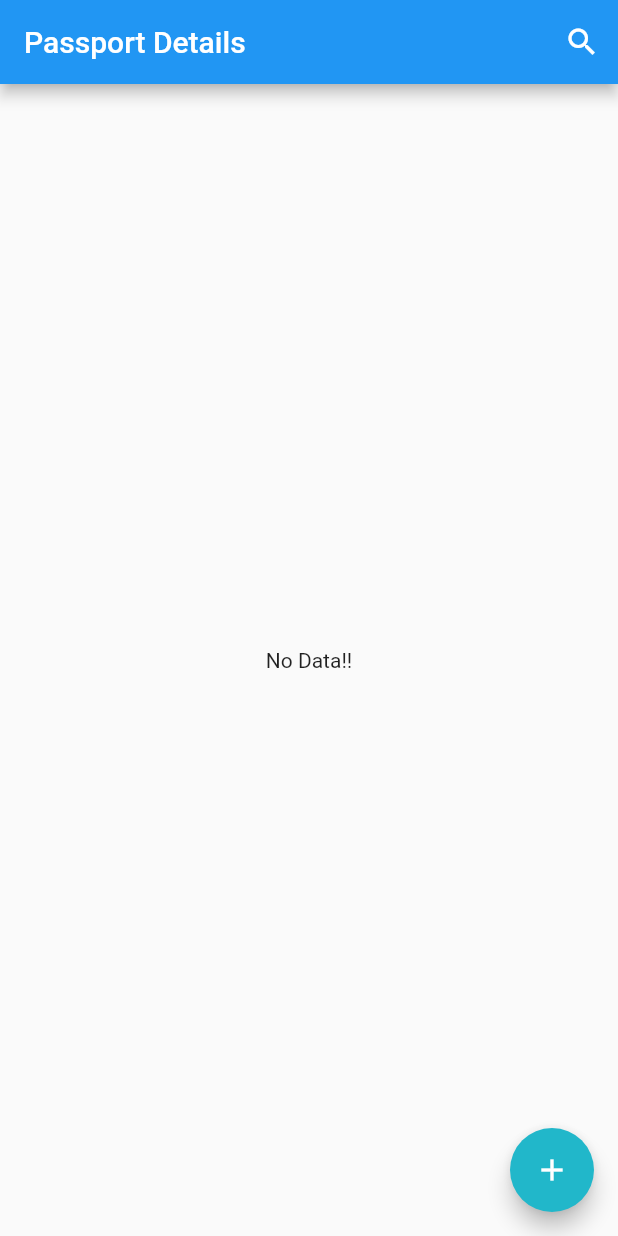
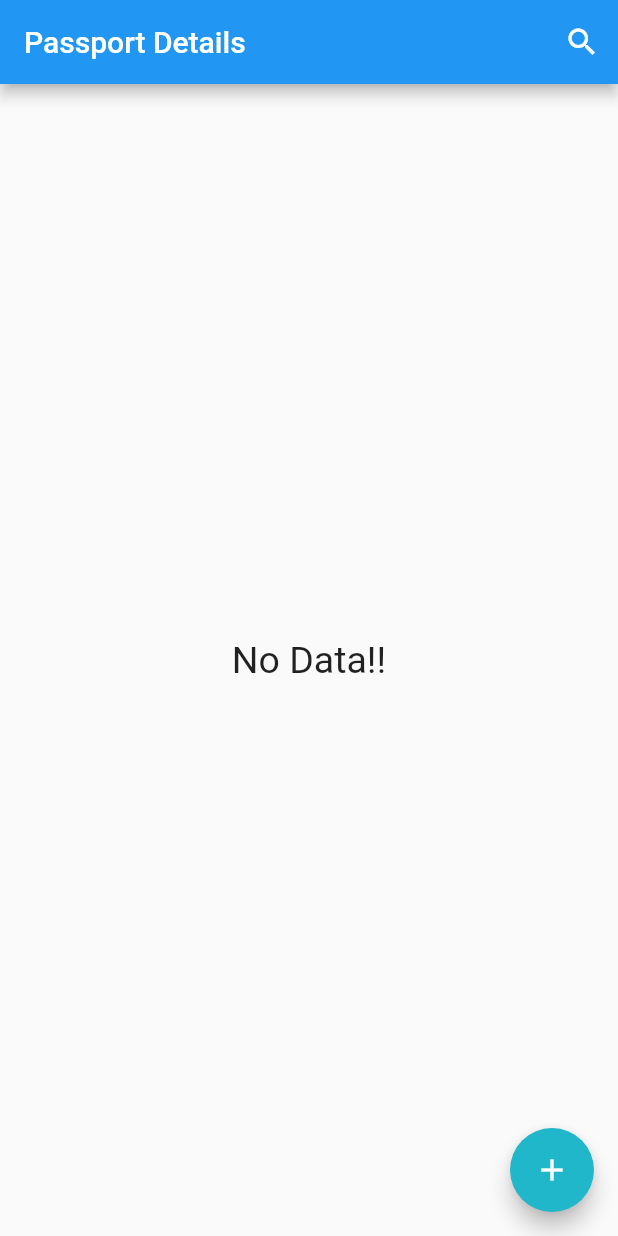
Before and after one commit to Rk-Thakur/rohitProject, a Flutter app: the screen it shows after launch, on a phone screen of 412 x 824 dp. Run offline on Flutter 3.47's test engine with Material 2 defaults, Android fonts, the phone set to English and light mode, and no system bars; our stand-ins replace awesome_notifications, equatable, flutter_riverpod, flutter_slidable, get, google_fonts and 3 more; accounts and stored records are empty; Roboto replaces fonts that are missing (Poppins).

Commit message:
Passport Done

```diff
--- a/lib/Widget/build_listview.dart
+++ b/lib/Widget/build_listview.dart
@@ -16,8 +16,7 @@ class BuildListView extends ConsumerWidget {
   @override
   Widget build(BuildContext context, WidgetRef ref) {
     bool? isNotified;
-    bool tag;
-
+    bool? tag;
     final passportBox = Hive.box('passport');
 
     return ValueListenableBuilder(
@@ -25,7 +24,14 @@ class BuildListView extends ConsumerWidget {
         builder: (context, passport, _) {
           return passportBox.isEmpty
               ? const Center(
-                  child: Text('No Data!!'),
+                  child: Text(
+                    'No Data!!',
+                    style: TextStyle(
+                      fontSize: 25,
+                      fontWeight: FontWeight.w400,
+                      fontFamily: "Poppins",
+                    ),
+                  ),
                 )
               : ListView.builder(
                   itemCount: passportBox.length,
@@ -94,7 +100,6 @@ class BuildListView extends ConsumerWidget {
                                     'Notification has been set up!!!');
                                 isNotified = true;
                                 tag = true;
-                                print(isNotified);
                               },
                               backgroundColor: const Color(0xFFFE4A49),
                               foregroundColor: Colors.white,
@@ -141,8 +146,8 @@ class BuildListView extends ConsumerWidget {
                                   ),
                                 ],
                               ),
-                              subtitle:
-                                  Text(passportdetails.address.toString())),
+                              subtitle: Text(
+                                  passportdetails.passportNumber.toString())),
                         ),
                       ),
                     );
--- a/lib/screen/passport_form_data.dart
+++ b/lib/screen/passport_form_data.dart
@@ -240,7 +240,8 @@ class _PassportFormPageState extends ConsumerState<PassportFormPage> {
                               fontSize: 12,
                               fontWeight: FontWeight.w400,
                               fontFamily: "Poppins",
-                              )),
+                            ),
+                          ),
                         ),
                         ElevatedButton(
                             style: ButtonStyle(
```
Lines whose indentation alone changed are shown as unchanged.
